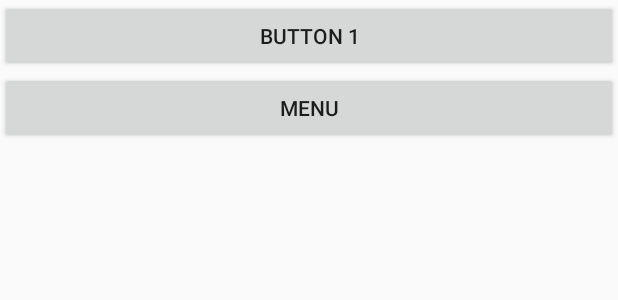
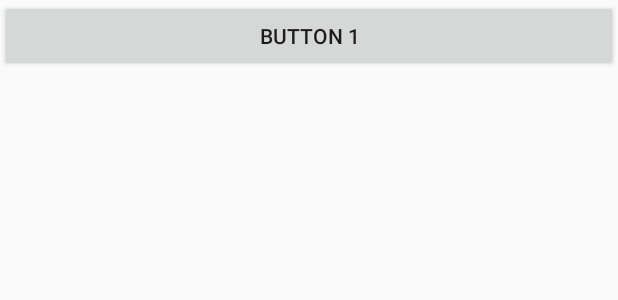
Before and after one commit to jweixuan/EC601-HW2, an Android app: the layout first_layout.xml on its own in the app's theme, with its tools: preview values and no code run, on a phone screen of 412 x 824 dp. Shown: the top 300 px of the screen. Run offline under Robolectric (Android 15) with nearby library versions, the phone set to English and light mode, and no system bars.

Commit message:
first Andriod APP by myself

```diff
--- a/ActivityTest/app/src/main/res/layout/first_layout.xml
+++ b/ActivityTest/app/src/main/res/layout/first_layout.xml
@@ -10,10 +10,5 @@
         android:layout_height="wrap_content"
         android:text="Button 1"
         />
-    <Button
-        android:id="@+id/menu"
-        android:layout_width="match_parent"
-        android:layout_height="wrap_content"
-        android:text="Menu"
-        />
+
 </LinearLayout>
```
Also changed, not shown: ActivityTest/app/src/main/java/com/example/lsc/activitytest/FirstActivity.java (+7 -6 lines).
